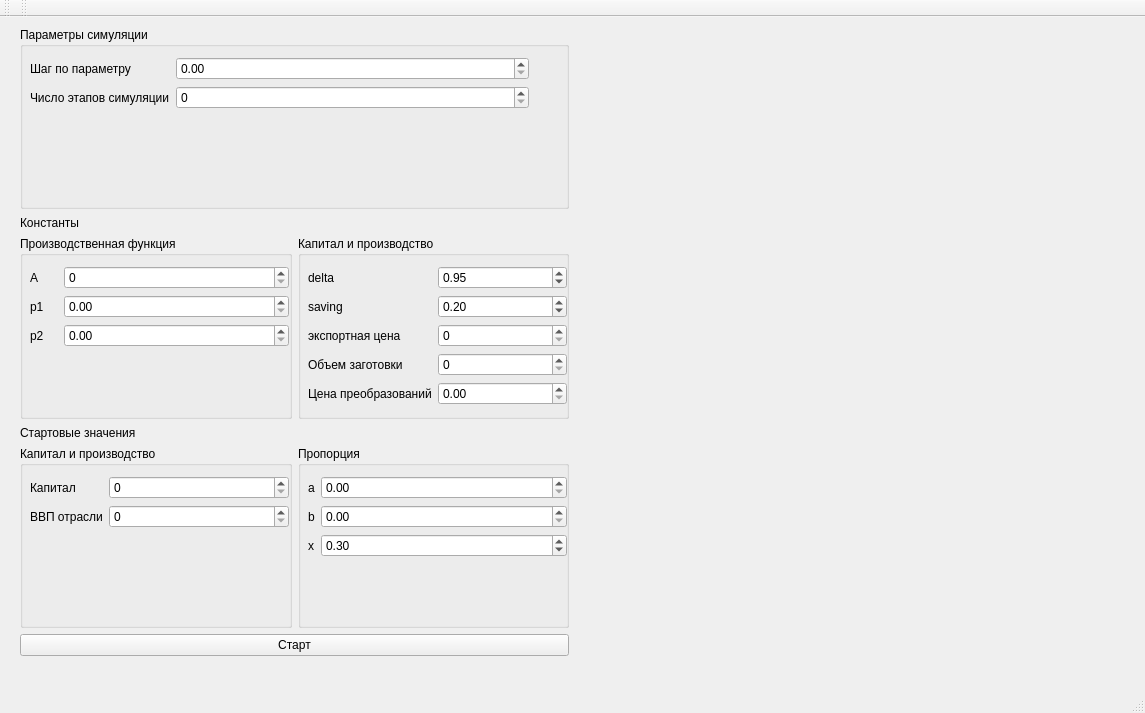
First picture: the form in MEGA/QtCreatorWD/magi/mainwindow.ui, repository artemutin/MagiModelInterface, before the edit.
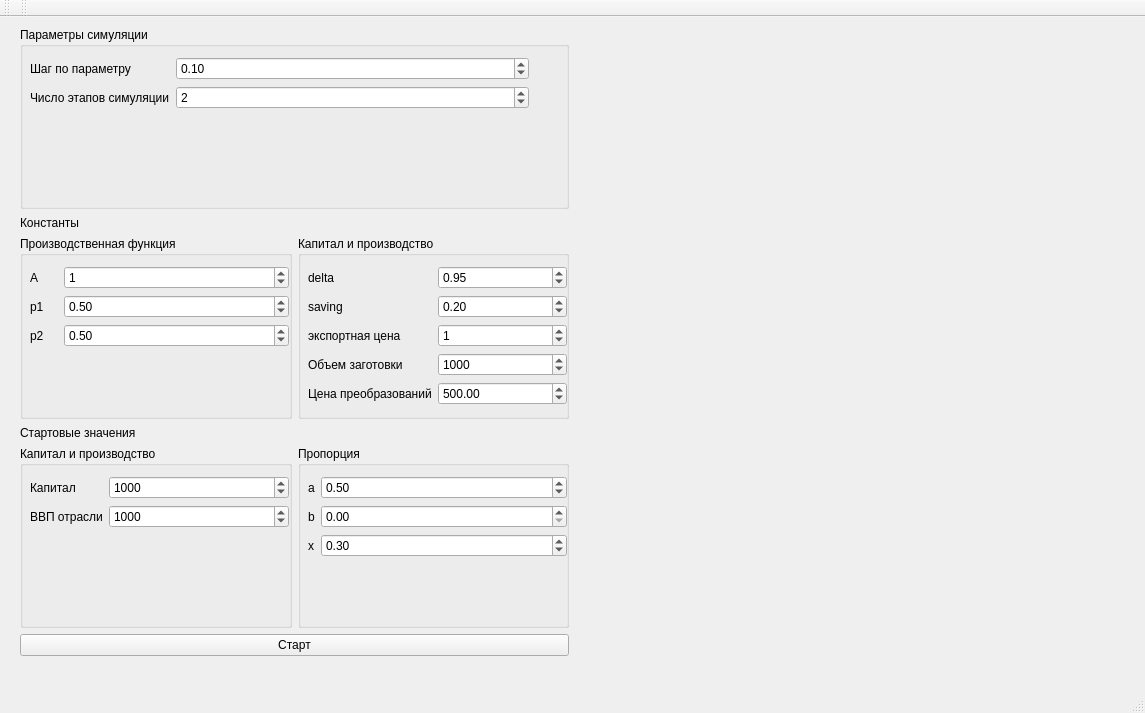
Second picture: the form after the edit.

Patch:
```diff
--- a/MEGA/QtCreatorWD/magi/mainwindow.ui
+++ b/MEGA/QtCreatorWD/magi/mainwindow.ui
@@ -61,6 +61,9 @@
            <property name="maximum">
             <number>10</number>
            </property>
+           <property name="value">
+            <number>2</number>
+           </property>
           </widget>
          </item>
          <item row="0" column="1">
@@ -71,6 +74,9 @@
            <property name="singleStep">
             <double>0.010000000000000</double>
            </property>
+           <property name="value">
+            <double>0.100000000000000</double>
+           </property>
           </widget>
          </item>
         </layout>
@@ -141,6 +147,9 @@
                <property name="maximum">
                 <number>1000</number>
                </property>
+               <property name="value">
+                <number>1</number>
+               </property>
               </widget>
              </item>
              <item row="2" column="1">
@@ -154,6 +163,9 @@
                <property name="singleStep">
                 <double>0.010000000000000</double>
                </property>
+               <property name="value">
+                <double>0.500000000000000</double>
+               </property>
               </widget>
              </item>
              <item row="3" column="1">
@@ -164,6 +176,9 @@
                <property name="singleStep">
                 <double>0.010000000000000</double>
                </property>
+               <property name="value">
+                <double>0.500000000000000</double>
+               </property>
               </widget>
              </item>
             </layout>
@@ -251,6 +266,9 @@
                <property name="maximum">
                 <number>100000</number>
                </property>
+               <property name="value">
+                <number>1</number>
+               </property>
               </widget>
              </item>
              <item row="4" column="1">
@@ -258,6 +276,9 @@
                <property name="maximum">
                 <double>1000.000000000000000</double>
                </property>
+               <property name="value">
+                <double>500.000000000000000</double>
+               </property>
               </widget>
              </item>
              <item row="3" column="1">
@@ -265,6 +286,9 @@
                <property name="maximum">
                 <number>1000000</number>
                </property>
+               <property name="value">
+                <number>1000</number>
+               </property>
               </widget>
              </item>
             </layout>
@@ -324,6 +348,9 @@
              <property name="maximum">
               <number>1000000</number>
              </property>
+             <property name="value">
+              <number>1000</number>
+             </property>
             </widget>
            </item>
            <item row="1" column="1">
@@ -331,6 +358,9 @@
              <property name="maximum">
               <number>100000</number>
              </property>
+             <property name="value">
+              <number>1000</number>
+             </property>
             </widget>
            </item>
           </layout>
@@ -381,6 +411,9 @@
              <property name="singleStep">
               <double>0.010000000000000</double>
              </property>
+             <property name="value">
+              <double>0.500000000000000</double>
+             </property>
             </widget>
            </item>
            <item row="1" column="1">
```
